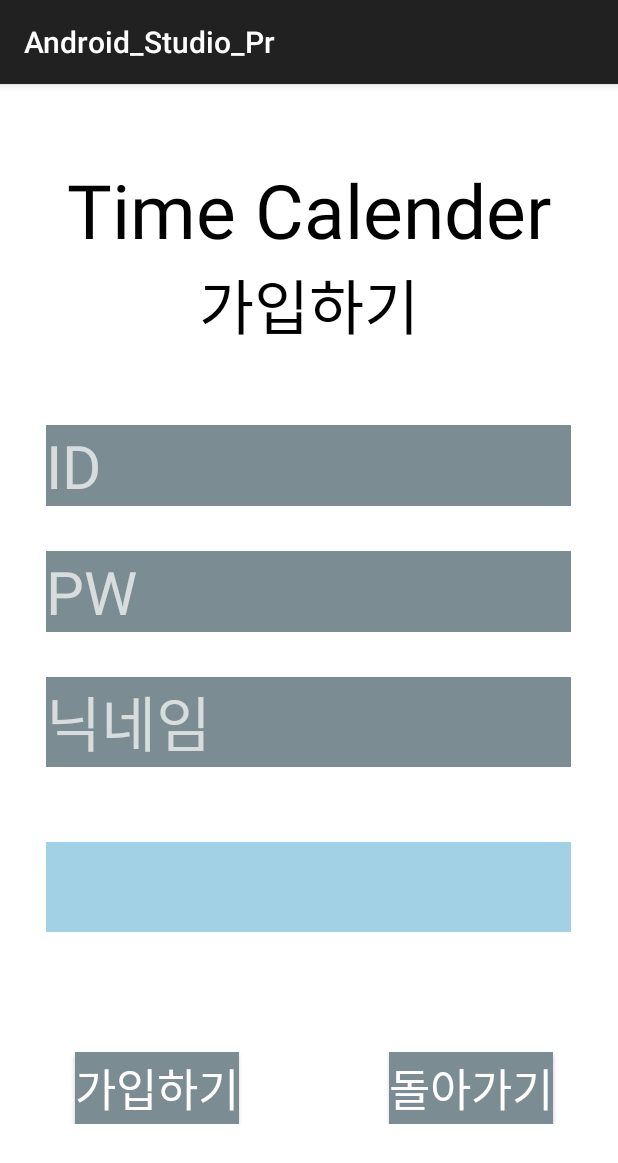
After one commit to BlackWerf1257/Time-Calender, an Android app: the Register screen opened directly, with no data from a screen before it, on a phone screen of 412 x 824 dp. The commit adds this screen. Shown: the top 1163 px of the screen. Run offline under Robolectric (Android 15) with nearby library versions, the phone set to English and light mode, and no system bars.

Commit message:
기본 UI 구현

```diff
--- a/app/src/main/AndroidManifest.xml
+++ b/app/src/main/AndroidManifest.xml
@@ -2,7 +2,10 @@
 <manifest xmlns:android="http://schemas.android.com/apk/res/android"
     xmlns:tools="http://schemas.android.com/tools">
 
+    <uses-permission android:name="android.permission.INTERNET"/>
+
     <application
+        android:usesCleartextTraffic="true"
         android:allowBackup="true"
         android:dataExtractionRules="@xml/data_extraction_rules"
         android:fullBackupContent="@xml/backup_rules"
@@ -12,6 +15,7 @@
         android:supportsRtl="true"
         android:theme="@style/Theme.Android_Studio_Pr"
         tools:targetApi="31">
+
         <activity
             android:name=".MainActivity"
             android:exported="true">
@@ -23,7 +27,7 @@
         </activity>
 
         <activity android:name=".Dept_Announce"/>
-
+        <activity android:name=".Register"/>
     </application>
 
 </manifest>
--- a/app/src/main/java/com/example/android_studio_pr/MainActivity.java
+++ b/app/src/main/java/com/example/android_studio_pr/MainActivity.java
@@ -22,8 +22,15 @@ public class MainActivity extends AppCompatActivity {
         loginBtn.setOnClickListener(new View.OnClickListener() {
             @Override
             public void onClick(View v) {
-                Toast.makeText(getApplicationContext(), "실행됨", Toast.LENGTH_SHORT).show();
                 Intent intent = new Intent(MainActivity.this, Dept_Announce.class);
+                startActivity(intent);
+            }
+        });
+        Button registerBtn = (Button)findViewById(R.id.registerBtn);
+        registerBtn.setOnClickListener(new View.OnClickListener() {
+            @Override
+            public void onClick(View v) {
+                Intent intent = new Intent(MainActivity.this, Register.class);
                 startActivity(intent);
             }
         });
--- /dev/null
+++ b/app/src/main/java/com/example/android_studio_pr/Register.java
@@ -0,0 +1,14 @@
+package com.example.android_studio_pr;
+
+import android.os.Bundle;
+
+import androidx.annotation.Nullable;
+import androidx.appcompat.app.AppCompatActivity;
+
+public class Register extends AppCompatActivity {
+    @Override
+    protected void onCreate(@Nullable Bundle savedInstanceState) {
+        setContentView(R.layout.register);
+        super.onCreate(savedInstanceState);
+    }
+}
--- a/app/src/main/res/layout/activity_main.xml
+++ b/app/src/main/res/layout/activity_main.xml
@@ -13,10 +13,10 @@
         android:layout_height="wrap_content"
         android:orientation="vertical">
         <TextView
-            android:text="Timer"
+            android:text="Time Calender"
             android:layout_width="wrap_content"
             android:layout_height="wrap_content"
-            android:textSize="30sp"
+            android:textSize="40sp"
             android:textColor="@color/black"
             android:layout_marginTop="20sp"
             android:layout_gravity="center"/>
@@ -51,7 +51,7 @@
                 android:layout_marginLeft="35sp"
                 android:hint="ID를 입력해주세요"
                 android:background="@color/UnSelected_Button"
-                android:textSize="28sp" />
+                android:textSize="30sp" />
         </LinearLayout>
         <LinearLayout
             android:layout_width="match_parent"
@@ -90,6 +90,7 @@
                 android:textSize="30sp"
                 />
             <Button
+                android:id="@+id/registerBtn"
                 android:layout_marginLeft="60sp"
                 android:layout_width="wrap_content"
                 android:layout_height="wrap_content"
--- /dev/null
+++ b/app/src/main/res/layout/register.xml
@@ -0,0 +1,86 @@
+<?xml version="1.0" encoding="utf-8"?>
+<LinearLayout xmlns:android="http://schemas.android.com/apk/res/android"
+    android:orientation="vertical"
+    android:layout_width="match_parent"
+    android:layout_height="match_parent"
+    android:background="@color/white">
+
+    <TextView
+        android:layout_width="wrap_content"
+        android:layout_height="wrap_content"
+        android:text="Time Calender"
+        android:textSize="50sp"
+        android:layout_marginTop="50sp"
+        android:layout_gravity="center"
+        android:textColor="@color/black"/>
+    <TextView
+        android:layout_width="wrap_content"
+        android:layout_height="wrap_content"
+        android:text="가입하기"
+        android:textSize="40sp"
+        android:layout_gravity="center"
+        android:textColor="@color/black"/>
+
+    <EditText
+        android:layout_width="350sp"
+        android:layout_height="wrap_content"
+        android:hint="ID"
+        android:layout_marginTop="50sp"
+        android:layout_gravity="center"
+        android:layout_marginBottom="30sp"
+        android:textSize="40sp"
+        android:background="@color/Selected_Button"
+        android:textColor="@color/black"/>
+
+    <EditText
+        android:layout_width="350sp"
+        android:layout_height="wrap_content"
+        android:layout_gravity="center"
+        android:layout_marginBottom="30sp"
+        android:background="@color/Selected_Button"
+        android:hint="PW"
+        android:textColor="@color/black"
+        android:textSize="40sp" />
+
+    <EditText
+        android:layout_width="350sp"
+        android:layout_height="wrap_content"
+        android:hint="닉네임"
+        android:layout_gravity="center"
+        android:textSize="40sp"
+        android:background="@color/Selected_Button"
+        android:textColor="@color/black"/>
+
+    <Spinner
+        android:id="@+id/deptSpinner"
+        android:layout_width="350dp"
+        android:layout_height="60dp"
+        android:layout_gravity="center"
+        android:layout_marginTop="50dp"
+        android:background="@color/UnSelected_Button"/>
+
+    <LinearLayout
+        android:layout_width="match_parent"
+        android:layout_height="wrap_content"
+        android:layout_marginTop="80sp"
+        android:orientation="horizontal">
+        <Button
+            android:id="@+id/registerBtn"
+            android:layout_width="wrap_content"
+            android:layout_height="wrap_content"
+            android:layout_marginLeft="50sp"
+            android:text="가입하기"
+            android:textSize="30sp"
+            android:background="@color/Selected_Button"/>
+        <Button
+            android:id="@+id/registerCancel"
+            android:layout_width="wrap_content"
+            android:layout_height="wrap_content"
+            android:layout_marginLeft="100sp"
+            android:text="돌아가기"
+            android:textSize="30sp"
+            android:background="@color/Selected_Button"/>
+    </LinearLayout>
+
+
+</LinearLayout>
```
